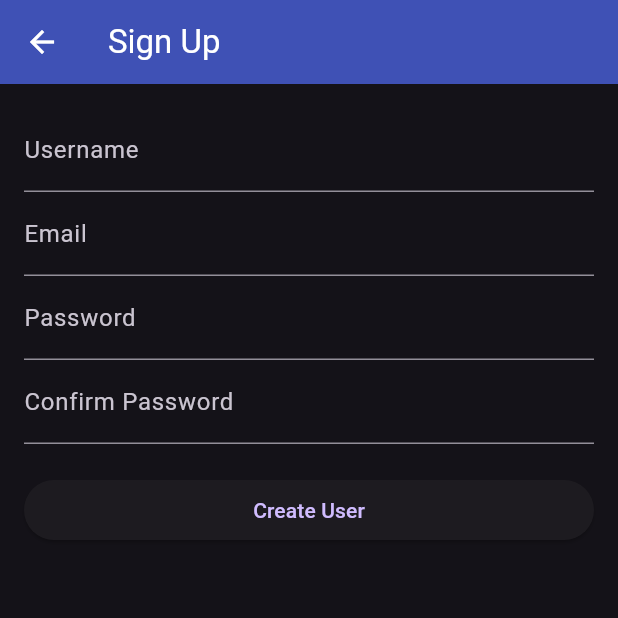
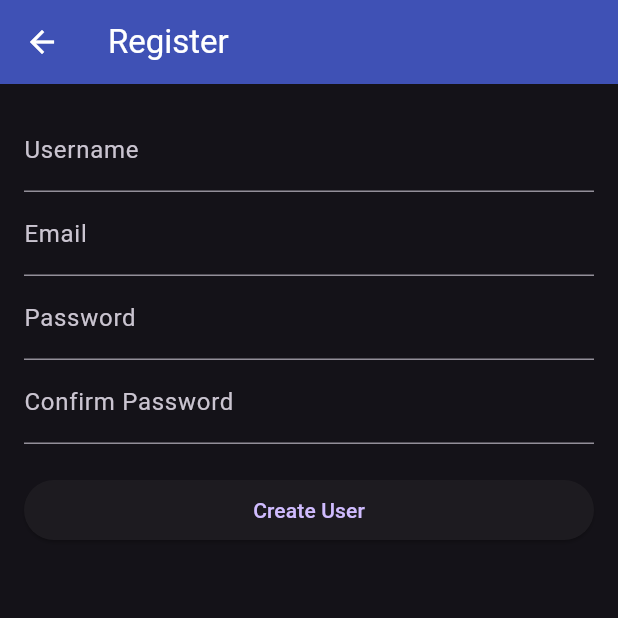
Before and after one commit to Kristenz24/Django_FinalExam_FE, a Flutter app: the SignUpPage screen opened directly, after a tap on "Create User", on a phone screen of 412 x 824 dp, the top half of it. Run offline on Flutter 3.47's test engine with Material 3 defaults, Android fonts, the phone set to English and light mode, and no system bars; network calls fail.

Commit message:
updated code

```diff
--- a/lib/signup_KRM.dart
+++ b/lib/signup_KRM.dart
@@ -1,6 +1,7 @@
 import 'package:flutter/material.dart';
 import 'package:http/http.dart' as http;
 import 'dart:convert';
+import 'profile_KRM.dart';
 
 class SignUpPage extends StatefulWidget {
   const SignUpPage({super.key});
@@ -34,8 +35,21 @@ class _SignUpPageState extends State<SignUpPage> {
           headers: {"Content-Type": "application/json"},
           body: jsonEncode(requestData));
 
-      print("Response Status: ${response.statusCode}");
-      print("Response Body: ${response.body}");
+      print("Response Status: \\${response.statusCode}");
+      print("Response Body: \\${response.body}");
+
+      if (response.statusCode == 201) {
+        // Registration successful, navigate to profile page
+        Navigator.pushReplacement(
+          context,
+          MaterialPageRoute(
+            builder: (context) => ProfilePage(
+              username: _usernameController.text,
+              email: _emailController.text,
+            ),
+          ),
+        );
+      }
     } catch (e) {
       print("Error: $e");
     }
@@ -44,7 +58,7 @@ class _SignUpPageState extends State<SignUpPage> {
   @override
   Widget build(BuildContext context) {
     return Scaffold(
-      appBar: AppBar(title: Text('Sign Up')),
+      appBar: AppBar(title: Text('Register')),
       body: Padding(
         padding: const EdgeInsets.all(16.0),
         child: Column(
```
Also changed, not shown: lib/profile_KRM.dart (added, +26 -0 lines).
